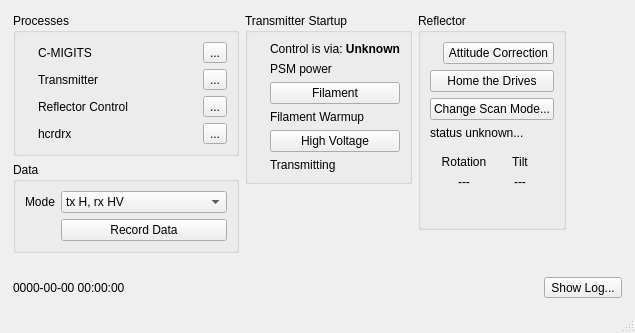
This is src/hcrgui/HcrGuiMainWindow.ui in NCAR/HCR_instrument as Qt 5 draws it before an edit. The edited form follows.
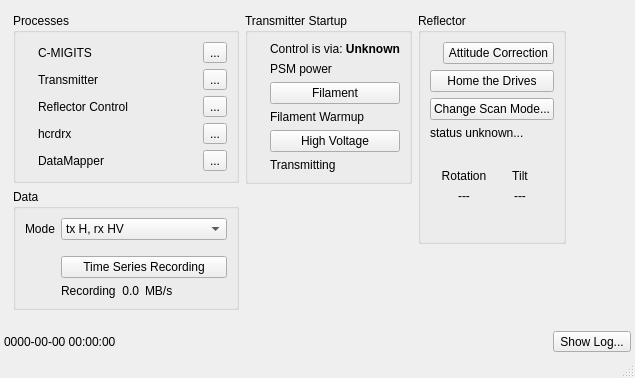
This is the edited form. Icons and pictures are not drawn.

Commit message: Simplify status from DataMapper down to just a write rate in MiB/s.

The edit to the form file:
```diff
--- a/src/hcrgui/HcrGuiMainWindow.ui
+++ b/src/hcrgui/HcrGuiMainWindow.ui
@@ -7,7 +7,7 @@
     <x>0</x>
     <y>0</y>
     <width>635</width>
-    <height>331</height>
+    <height>378</height>
    </rect>
   </property>
   <property name="sizePolicy">
@@ -209,7 +209,31 @@
                 <pixmap resource="HcrGuiMainWindow.qrc">:/greenLED_off.png</pixmap>
                </property>
                <property name="alignment">
-                <set>Qt::AlignCenter</set>
+                <set>Qt::AlignLeading|Qt::AlignLeft|Qt::AlignVCenter</set>
+               </property>
+              </widget>
+             </item>
+             <item row="4" column="0">
+              <widget class="QLabel" name="dmStatusIcon">
+               <property name="text">
+                <string/>
+               </property>
+               <property name="pixmap">
+                <pixmap resource="HcrGuiMainWindow.qrc">:/greenLED_off.png</pixmap>
+               </property>
+              </widget>
+             </item>
+             <item row="4" column="1">
+              <widget class="QLabel" name="dmStatusLabel">
+               <property name="text">
+                <string>DataMapper</string>
+               </property>
+              </widget>
+             </item>
+             <item row="4" column="2">
+              <widget class="QToolButton" name="dmDetailsButton">
+               <property name="text">
+                <string>...</string>
                </property>
               </widget>
              </item>
@@ -222,54 +246,6 @@
              <string>Data</string>
             </property>
             <layout class="QGridLayout" name="gridLayout">
-             <property name="margin">
-              <number>9</number>
-             </property>
-             <item row="0" column="0">
-              <widget class="QLabel" name="modeLabel">
-               <property name="text">
-                <string>Mode</string>
-               </property>
-               <property name="alignment">
-                <set>Qt::AlignRight|Qt::AlignTrailing|Qt::AlignVCenter</set>
-               </property>
-              </widget>
-             </item>
-             <item row="1" column="0">
-              <widget class="QLabel" name="recordingIcon">
-               <property name="sizePolicy">
-                <sizepolicy hsizetype="Minimum" vsizetype="Minimum">
-                 <horstretch>0</horstretch>
-                 <verstretch>0</verstretch>
-                </sizepolicy>
-               </property>
-               <property name="text">
-                <string/>
-               </property>
-               <property name="pixmap">
-                <pixmap resource="HcrGuiMainWindow.qrc">:/greenLED_off.png</pixmap>
-               </property>
-               <property name="alignment">
-                <set>Qt::AlignRight|Qt::AlignTrailing|Qt::AlignVCenter</set>
-               </property>
-              </widget>
-             </item>
-             <item row="1" column="1">
-              <widget class="QPushButton" name="recordingButton">
-               <property name="sizePolicy">
-                <sizepolicy hsizetype="MinimumExpanding" vsizetype="Preferred">
-                 <horstretch>0</horstretch>
-                 <verstretch>0</verstretch>
-                </sizepolicy>
-               </property>
-               <property name="text">
-                <string>Record Data</string>
-               </property>
-               <property name="checkable">
-                <bool>true</bool>
-               </property>
-              </widget>
-             </item>
              <item row="0" column="1">
               <widget class="QComboBox" name="hmcModeCombo">
                <property name="sizePolicy">
@@ -323,6 +299,119 @@
                </item>
               </widget>
              </item>
+             <item row="0" column="0">
+              <widget class="QLabel" name="modeLabel">
+               <property name="text">
+                <string>Mode</string>
+               </property>
+               <property name="alignment">
+                <set>Qt::AlignRight|Qt::AlignTrailing|Qt::AlignVCenter</set>
+               </property>
+              </widget>
+             </item>
+             <item row="3" column="0">
+              <widget class="QLabel" name="dataRateIcon">
+               <property name="text">
+                <string/>
+               </property>
+               <property name="pixmap">
+                <pixmap resource="HcrGuiMainWindow.qrc">:/greenLED_off.png</pixmap>
+               </property>
+               <property name="alignment">
+                <set>Qt::AlignLeading|Qt::AlignLeft|Qt::AlignVCenter</set>
+               </property>
+              </widget>
+             </item>
+             <item row="3" column="1">
+              <widget class="QWidget" name="writeRateWidget" native="true">
+               <layout class="QHBoxLayout" name="horizontalLayout_2">
+                <property name="margin">
+                 <number>0</number>
+                </property>
+                <item>
+                 <widget class="QLabel" name="writeRateLabel">
+                  <property name="sizePolicy">
+                   <sizepolicy hsizetype="Minimum" vsizetype="Preferred">
+                    <horstretch>0</horstretch>
+                    <verstretch>0</verstretch>
+                   </sizepolicy>
+                  </property>
+                  <property name="text">
+                   <string>Recording</string>
+                  </property>
+                 </widget>
+                </item>
+                <item>
+                 <widget class="QLabel" name="writeRateValue">
+                  <property name="sizePolicy">
+                   <sizepolicy hsizetype="Minimum" vsizetype="Preferred">
+                    <horstretch>0</horstretch>
+                    <verstretch>0</verstretch>
+                   </sizepolicy>
+                  </property>
+                  <property name="text">
+                   <string>0.0</string>
+                  </property>
+                  <property name="alignment">
+                   <set>Qt::AlignRight|Qt::AlignTrailing|Qt::AlignVCenter</set>
+                  </property>
+                 </widget>
+                </item>
+                <item>
+                 <widget class="QLabel" name="writeRateUnits">
+                  <property name="sizePolicy">
+                   <sizepolicy hsizetype="MinimumExpanding" vsizetype="Preferred">
+                    <horstretch>0</horstretch>
+                    <verstretch>0</verstretch>
+                   </sizepolicy>
+                  </property>
+                  <property name="text">
+                   <string>MB/s</string>
+                  </property>
+                 </widget>
+                </item>
+               </layout>
+              </widget>
+             </item>
+             <item row="1" column="0">
+              <spacer name="verticalSpacer_4">
+               <property name="orientation">
+                <enum>Qt::Vertical</enum>
+               </property>
+               <property name="sizeType">
+                <enum>QSizePolicy::Fixed</enum>
+               </property>
+               <property name="sizeHint" stdset="0">
+                <size>
+                 <width>20</width>
+                 <height>10</height>
+                </size>
+               </property>
+              </spacer>
+             </item>
+             <item row="2" column="1">
+              <widget class="QPushButton" name="recordingButton">
+               <property name="sizePolicy">
+                <sizepolicy hsizetype="MinimumExpanding" vsizetype="Preferred">
+                 <horstretch>0</horstretch>
+                 <verstretch>0</verstretch>
+                </sizepolicy>
+               </property>
+               <property name="text">
+                <string>Time Series Recording</string>
+               </property>
+              </widget>
+             </item>
+             <item row="2" column="0">
+              <widget class="QLabel" name="recordingEnabledIcon">
+               <property name="text">
+                <string/>
+               </property>
+               <property name="pixmap">
+                <pixmap resource="HcrGuiMainWindow.qrc">:/greenLED_off.png</pixmap>
+               </property>
+              </widget>
+             </item>
             </layout>
            </widget>
           </item>
@@ -637,7 +726,8 @@
              <item>
               <widget class="QLabel" name="antennaModeLabel">
                <property name="text">
-                <string>status unknown...</string>
+                <string>status unknown...
+</string>
                </property>
               </widget>
              </item>
@@ -769,6 +859,9 @@
        </sizepolicy>
       </property>
       <layout class="QHBoxLayout" name="horizontalLayout">
+       <property name="margin">
+        <number>0</number>
+       </property>
        <item>
         <widget class="QLabel" name="clockLabel">
          <property name="sizePolicy">
```
The commit also changes 5 other files.
